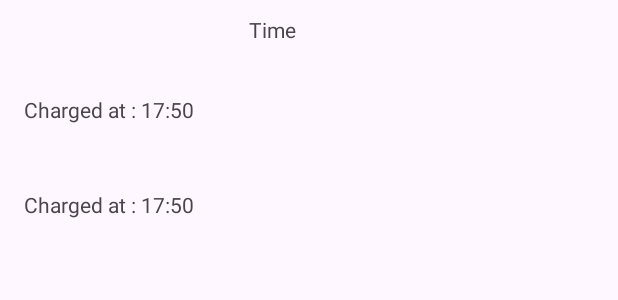
After one commit to sherdan659/Sherdan-Caruana-Mobile-Synoptic, an Android app: the layout activity_data_display.xml on its own in the app's theme, with its tools: preview values and no code run, on a phone screen of 412 x 824 dp. The commit adds this screen. Shown: the top 300 px of the screen. Run offline under Robolectric (Android 15) with nearby library versions, the phone set to English and light mode, and no system bars.

Commit message:
Recycle View Done
Just needs small tweaks then finished

```diff
--- a/Mobile Synoptic/app/src/main/java/com/example/synoptic/BatteryBroadcastReveiver.kt
+++ b/Mobile Synoptic/app/src/main/java/com/example/synoptic/BatteryBroadcastReveiver.kt
@@ -15,6 +15,7 @@ class BatteryBroadcastReceiver : BroadcastReceiver() {
     companion object {
         var batteryState: String = "NORMAL"
         var previousChargingState: Boolean = false
+        var counts = 1
     }
 
 
@@ -45,15 +46,14 @@ class BatteryBroadcastReceiver : BroadcastReceiver() {
         }
     }
 
-
     private fun savesharedpreferences(context: Context, state: String) {
-        val currentTime = SimpleDateFormat("yyyy-MM-dd HH:mm:ss", Locale.getDefault()).format(Date())
+        val currentTime = SimpleDateFormat("yyyy-MM-dd-HH-mm-ss", Locale.getDefault()).format(Date())
         val sharedPref = context.getSharedPreferences(
             "com.example.synoptic.PREFS",
             Context.MODE_PRIVATE
         )
         with(sharedPref.edit()) {
-            putString("charging_state", "$state,$currentTime")
+            putString("charging_state_$currentTime", "$state,$currentTime")
             apply()
         }
         Log.d("BatteryBroadcastReceiver", "Charging state saved: $state, Time: $currentTime")
--- a/Mobile Synoptic/app/src/main/java/com/example/synoptic/FirebaseMessageHandler.kt
+++ b/Mobile Synoptic/app/src/main/java/com/example/synoptic/FirebaseMessageHandler.kt
@@ -14,7 +14,6 @@ class FirebaseMessageHandler : FirebaseMessagingService() {
     override fun onMessageReceived(remoteMessage: RemoteMessage) {
         Log.d("onMessageReceived", "This is a message")
         super.onMessageReceived(remoteMessage)
-        // Extract the weather information from the FCM message
         val extremeWeatherWarning = remoteMessage.data["weather_warning"]
 
         // Display a notification for the extreme weather warning
@@ -23,7 +22,8 @@ class FirebaseMessageHandler : FirebaseMessagingService() {
         }
     }
 
-    private fun updateWidgetWithWarning(context: Context, weatherWarning: String) {
+
+    fun updateWidgetWithWarning(context: Context, weatherWarning: String) {
         Log.d("updateWidgetWithWarning", "This is a message")
 
         val views = RemoteViews(context.packageName, R.layout.weather_widget)
@@ -37,4 +37,5 @@ class FirebaseMessageHandler : FirebaseMessagingService() {
         val widgetComponent = ComponentName(context, WeatherWidget::class.java)
         widgetManager.updateAppWidget(widgetComponent, views)
     }
+
 }
--- /dev/null
+++ b/Mobile Synoptic/app/src/main/res/layout/activity_data_display.xml
@@ -0,0 +1,36 @@
+<?xml version="1.0" encoding="utf-8"?>
+<androidx.constraintlayout.widget.ConstraintLayout
+    xmlns:android="http://schemas.android.com/apk/res/android"
+    xmlns:app="http://schemas.android.com/apk/res-auto"
+    xmlns:tools="http://schemas.android.com/tools"
+    android:layout_width="match_parent"
+    android:layout_height="match_parent"
+    tools:context=".DataDisplay">
+
+    <androidx.recyclerview.widget.RecyclerView
+        android:id="@+id/rvList"
+        android:layout_width="0dp"
+        android:layout_height="0dp"
+        android:layout_marginTop="10dp"
+        android:layout_marginBottom="75dp"
+        app:layoutManager="androidx.recyclerview.widget.LinearLayoutManager"
+        app:layout_constraintBottom_toBottomOf="parent"
+        app:layout_constraintEnd_toEndOf="parent"
+        app:layout_constraintHorizontal_bias="0.0"
+        app:layout_constraintStart_toStartOf="parent"
+        app:layout_constraintTop_toBottomOf="@+id/TVTitle"
+        tools:itemCount="2"
+        tools:listitem="@layout/rv_list" />
+
+    <TextView
+        android:id="@+id/TVTitle"
+        android:layout_width="78dp"
+        android:layout_height="27dp"
+        android:layout_marginTop="10dp"
+        android:text="Time"
+        app:layout_constraintEnd_toEndOf="parent"
+        app:layout_constraintHorizontal_bias="0.498"
+        app:layout_constraintStart_toStartOf="parent"
+        app:layout_constraintTop_toTopOf="parent" />
+
+</androidx.constraintlayout.widget.ConstraintLayout>
--- /dev/null
+++ b/Mobile Synoptic/app/src/main/res/layout/rv_list.xml
@@ -0,0 +1,17 @@
+<?xml version="1.0" encoding="utf-8"?>
+<androidx.constraintlayout.widget.ConstraintLayout xmlns:android="http://schemas.android.com/apk/res/android"
+    xmlns:app="http://schemas.android.com/apk/res-auto"
+    xmlns:tools="http://schemas.android.com/tools"
+    android:layout_width="match_parent"
+    android:layout_height="wrap_content">
+
+    <TextView
+        android:id="@+id/txtvTimeStamp"
+        android:layout_width="261dp"
+        android:layout_height="47dp"
+        android:layout_marginStart="16dp"
+        android:layout_marginTop="16dp"
+        android:text="Charged at : 17:50"
+        app:layout_constraintStart_toStartOf="parent"
+        app:layout_constraintTop_toTopOf="parent" />
+</androidx.constraintlayout.widget.ConstraintLayout>
--- a/Mobile Synoptic/app/src/main/res/layout/weather_widget.xml
+++ b/Mobile Synoptic/app/src/main/res/layout/weather_widget.xml
@@ -1,8 +1,12 @@
 <LinearLayout xmlns:android="http://schemas.android.com/apk/res/android"
+    android:id="@+id/widget_container"
     android:layout_width="match_parent"
     android:layout_height="match_parent"
     android:orientation="vertical"
-    android:theme="@style/Theme.Synoptic.AppWidgetContainer">
+    android:theme="@style/Theme.Synoptic.AppWidgetContainer"
+    android:clickable="true"
+    android:foreground="?android:attr/selectableItemBackground">
+
 
     <ImageView
         android:id="@+id/batteryImageView"
--- a/Mobile Synoptic/app/src/main/res/values/strings.xml
+++ b/Mobile Synoptic/app/src/main/res/values/strings.xml
@@ -9,5 +9,6 @@
         <item>Paris</item>
         <item>Rome</item>
     </string-array>
+    <string name="title_activity_shared_list">SharedList</string>
 
 </resources>
```
Also changed, not shown: Mobile Synoptic/app/build.gradle.kts (+24 -0 lines), Mobile Synoptic/app/src/main/AndroidManifest.xml (+10 -3 lines), Mobile Synoptic/app/src/main/java/com/example/synoptic/ChargingStateAdapter.kt (added, +32 -0 lines), Mobile Synoptic/app/src/main/java/com/example/synoptic/DataDisplay.kt (added, +38 -0 lines), Mobile Synoptic/app/src/main/java/com/example/synoptic/MainActivity.kt (+13 -12 lines), Mobile Synoptic/app/src/main/java/com/example/synoptic/WeatherWidget.kt (+26 -9 lines), Mobile Synoptic/app/src/main/res/layout/activity_main.xml (+16 -0 lines).
